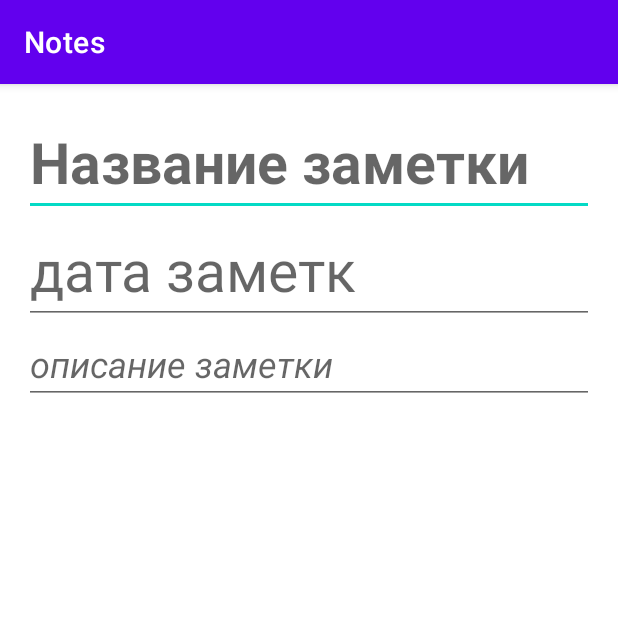
After one commit to SergeyMatyushkin/Notes, an Android app: the fragment Profile_kFragment shown on its own in the app's theme, on a phone screen of 412 x 824 dp, the top half of it. The commit adds this screen. Run offline under Robolectric (Android 15) with nearby library versions, the phone set to English and light mode, and no system bars.

Commit message:
Добаил кое что для разработки заметочника

```diff
--- a/app/build.gradle
+++ b/app/build.gradle
@@ -33,6 +33,7 @@ dependencies {
     implementation 'androidx.appcompat:appcompat:1.3.0'
     implementation 'com.google.android.material:material:1.3.0'
     implementation 'androidx.constraintlayout:constraintlayout:2.0.4'
+    implementation 'androidx.legacy:legacy-support-v4:1.0.0'
     testImplementation 'junit:junit:4.+'
     androidTestImplementation 'androidx.test.ext:junit:1.1.2'
     androidTestImplementation 'androidx.test.espresso:espresso-core:3.3.0'
--- /dev/null
+++ b/app/src/main/java/com/example/notes/Profile_kFragment.java
@@ -0,0 +1,64 @@
+package com.example.notes;
+
+import android.os.Bundle;
+
+import androidx.fragment.app.Fragment;
+
+import android.view.LayoutInflater;
+import android.view.View;
+import android.view.ViewGroup;
+
+/**
+ * A simple {@link Fragment} subclass.
+ * Use the {@link Profile_kFragment#newInstance} factory method to
+ * create an instance of this fragment.
+ */
+public class Profile_kFragment extends Fragment {
+
+    // TODO: Rename parameter arguments, choose names that match
+    // the fragment initialization parameters, e.g. ARG_ITEM_NUMBER
+    private static final String ARG_PARAM1 = "param1";
+    private static final String ARG_PARAM2 = "param2";
+
+    // TODO: Rename and change types of parameters
+    private String mParam1;
+    private String mParam2;
+
+    public Profile_kFragment() {
+        // Required empty public constructor
+    }
+
+    /**
+     * Use this factory method to create a new instance of
+     * this fragment using the provided parameters.
+     *
+     * @param param1 Parameter 1.
+     * @param param2 Parameter 2.
+     * @return A new instance of fragment Profile_kFragment.
+     */
+    // TODO: Rename and change types and number of parameters
+    public static Profile_kFragment newInstance(String param1, String param2) {
+        Profile_kFragment fragment = new Profile_kFragment();
+        Bundle args = new Bundle();
+        args.putString(ARG_PARAM1, param1);
+        args.putString(ARG_PARAM2, param2);
+        fragment.setArguments(args);
+        return fragment;
+    }
+
+    @Override
+    public void onCreate(Bundle savedInstanceState) {
+        super.onCreate(savedInstanceState);
+        if (getArguments() != null) {
+            mParam1 = getArguments().getString(ARG_PARAM1);
+            mParam2 = getArguments().getString(ARG_PARAM2);
+        }
+    }
+
+    @Override
+    public View onCreateView(LayoutInflater inflater, ViewGroup container,
+                             Bundle savedInstanceState) {
+        // Inflate the layout for this fragment
+        return inflater.inflate(R.layout.fragment_profile_k, container, false);
+    }
+}
--- /dev/null
+++ b/app/src/main/res/layout/fragment_profile_k.xml
@@ -0,0 +1,33 @@
+<?xml version="1.0" encoding="utf-8"?>
+<LinearLayout xmlns:android="http://schemas.android.com/apk/res/android"
+    android:layout_width="match_parent"
+    android:layout_height="match_parent"
+    android:orientation="vertical"
+    android:padding="@dimen/profile_padding">
+
+
+    <EditText
+        android:id="@+id/name_note"
+        android:layout_width="match_parent"
+        android:layout_height="wrap_content"
+        android:hint="@string/name_note_edit_text"
+        android:textSize="38sp"
+        android:textStyle="bold" />
+
+    <EditText
+        android:id="@+id/note_date"
+        android:layout_width="match_parent"
+        android:layout_height="wrap_content"
+        android:hint="@string/date_edit_text"
+        android:inputType="date"
+        android:textSize="38sp" />
+
+    <EditText
+        android:id="@+id/description_note"
+        android:layout_width="match_parent"
+        android:layout_height="wrap_content"
+        android:hint="@string/description_edit_text"
+        android:textSize="24sp"
+        android:textStyle="italic" />
+
+</LinearLayout>
--- /dev/null
+++ b/app/src/main/res/values/dimens.xml
@@ -0,0 +1,4 @@
+<?xml version="1.0" encoding="utf-8"?>
+<resources>
+    <dimen name="profile_padding">16dp</dimen>
+</resources>
--- a/app/src/main/res/values/strings.xml
+++ b/app/src/main/res/values/strings.xml
@@ -1,3 +1,8 @@
 <resources>
     <string name="app_name">Notes</string>
+    <!-- TODO: Remove or change this placeholder text -->
+    <string name="hello_blank_fragment">Hello blank fragment</string>
+    <string name="name_note_edit_text">Название заметки</string>
+    <string name="date_edit_text">дата заметк</string>
+    <string name="description_edit_text">описание заметки</string>
 </resources>
```
